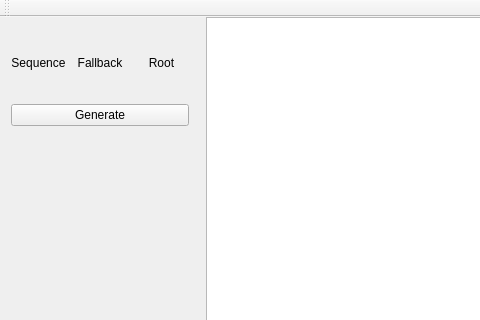
Above: BehaviourTree/mainwindow.ui from MykolaNemo/Simulation before the change; both pictures show x 0 to 480 and y 0 to 320 of the 874 by 543 pixel window. Below: the same form after it.
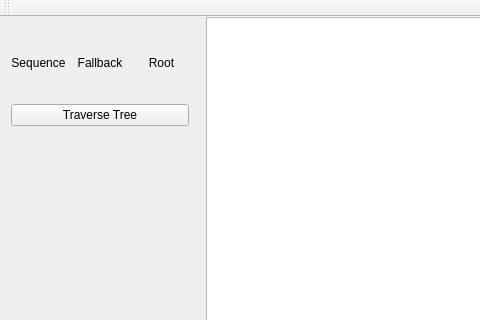
That is the form after the change. Custom widgets are drawn as their Qt base class.

Commit message: Added basic generation of the c++ code for creation of behaviour tree.

```diff
--- a/BehaviourTree/mainwindow.ui
+++ b/BehaviourTree/mainwindow.ui
@@ -97,7 +97,7 @@
        <item>
         <widget class="QPushButton" name="generateButton">
          <property name="text">
-          <string>Generate</string>
+          <string>Traverse Tree</string>
          </property>
         </widget>
        </item>
```
Left out of the diff: 2 changed lines with no effect on the pictures. The commit also changes 7 other files.
